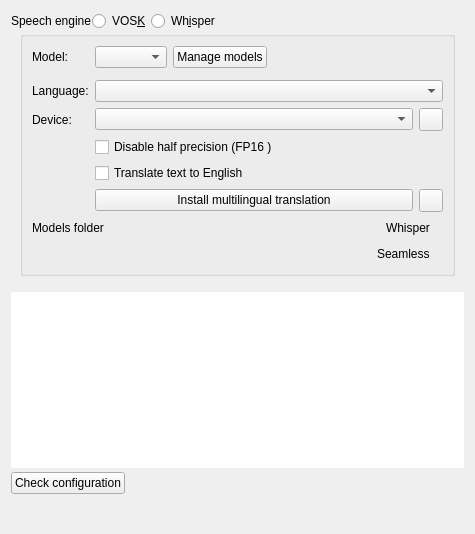
The window that src/ui/configspeech_ui.ui (KDE/kdenlive) describes before a commit, drawn with Qt 5.
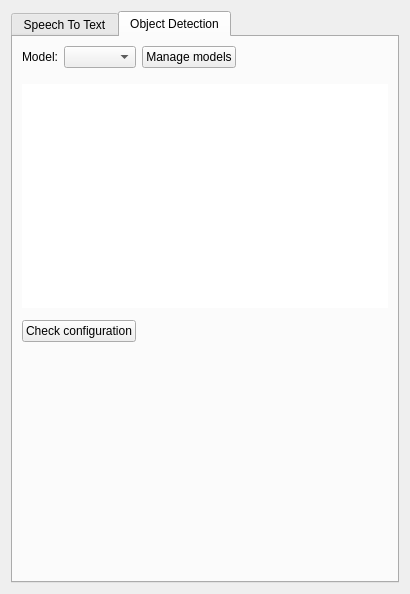
The same window after the commit. The open tabs and pages were chosen to show the change. Icons and pictures are not drawn. Custom widgets are drawn as their Qt base class.

Commit message: Add config page for SAM

```diff
--- a/src/ui/configspeech_ui.ui
+++ b/src/ui/configspeech_ui.ui
@@ -10,8 +10,8 @@
    <rect>
     <x>0</x>
     <y>0</y>
-    <width>475</width>
-    <height>534</height>
+    <width>410</width>
+    <height>594</height>
    </rect>
   </property>
   <property name="sizePolicy">
@@ -20,6 +20,16 @@
     <verstretch>0</verstretch>
    </sizepolicy>
   </property>
+  <layout class="QGridLayout" name="gridLayout_3">
+   <item row="0" column="0">
+    <widget class="QTabWidget" name="tabWidget">
+     <property name="currentIndex">
+      <number>0</number>
+     </property>
+     <widget class="QWidget" name="tab">
+      <attribute name="title">
+       <string>Speech To Text</string>
+      </attribute>
   <layout class="QGridLayout" name="gridLayout_2">
    <property name="spacing">
     <number>0</number>
@@ -214,6 +224,18 @@
           <bool>true</bool>
          </property>
          <layout class="QFormLayout" name="formLayout">
+              <property name="leftMargin">
+               <number>0</number>
+              </property>
+              <property name="topMargin">
+               <number>0</number>
+              </property>
+              <property name="rightMargin">
+               <number>0</number>
+              </property>
+              <property name="bottomMargin">
+               <number>0</number>
+              </property>
           <item row="0" column="0">
            <widget class="QLabel" name="label_3">
             <property name="text">
@@ -390,7 +412,46 @@
      </widget>
     </widget>
    </item>
-   <item row="5" column="0">
+       <item row="2" column="0" colspan="2">
+        <widget class="QPlainTextEdit" name="script_log">
+         <property name="frameShape">
+          <enum>QFrame::Shape::NoFrame</enum>
+         </property>
+         <property name="undoRedoEnabled">
+          <bool>false</bool>
+         </property>
+         <property name="readOnly">
+          <bool>true</bool>
+         </property>
+        </widget>
+       </item>
+       <item row="3" column="0">
+        <widget class="QPushButton" name="check_config">
+         <property name="toolTip">
+          <string>Check speech engine installation</string>
+         </property>
+         <property name="text">
+          <string>Check configuration</string>
+         </property>
+         <property name="icon">
+          <iconset theme="view-refresh"/>
+         </property>
+        </widget>
+       </item>
+       <item row="3" column="1">
+        <spacer name="horizontalSpacer">
+         <property name="orientation">
+          <enum>Qt::Orientation::Horizontal</enum>
+         </property>
+         <property name="sizeHint" stdset="0">
+          <size>
+           <width>280</width>
+           <height>31</height>
+          </size>
+         </property>
+        </spacer>
+       </item>
+       <item row="4" column="0">
     <spacer name="verticalSpacer">
      <property name="sizePolicy">
       <sizepolicy hsizetype="Minimum" vsizetype="Expanding">
@@ -409,21 +470,68 @@
      </property>
     </spacer>
    </item>
+      </layout>
+     </widget>
+     <widget class="QWidget" name="tab_2">
+      <attribute name="title">
+       <string>Object Detection</string>
+      </attribute>
+      <layout class="QGridLayout" name="gridLayout_4">
+       <item row="0" column="0">
+        <widget class="QLabel" name="label_6">
+         <property name="text">
+          <string>Model:</string>
+         </property>
+        </widget>
+       </item>
+       <item row="0" column="1">
+        <widget class="QComboBox" name="combo_sam_model"/>
+       </item>
+       <item row="0" column="2">
+        <widget class="QPushButton" name="downloadSamButton">
+         <property name="text">
+          <string>Manage models</string>
+         </property>
+        </widget>
+       </item>
+       <item row="0" column="3">
+        <spacer name="horizontalSpacer_7">
+         <property name="orientation">
+          <enum>Qt::Orientation::Horizontal</enum>
+         </property>
+         <property name="sizeHint" stdset="0">
+          <size>
+           <width>39</width>
+           <height>20</height>
+          </size>
+         </property>
+        </spacer>
+       </item>
+       <item row="1" column="0" colspan="4">
+        <layout class="QVBoxLayout" name="message_layout_sam">
+         <property name="spacing">
+          <number>0</number>
+         </property>
+         <property name="topMargin">
+          <number>10</number>
+         </property>
+        </layout>
+       </item>
+       <item row="2" column="0" colspan="4">
+        <widget class="QPlainTextEdit" name="script_log_sam">
+         <property name="frameShape">
+          <enum>QFrame::Shape::NoFrame</enum>
+         </property>
+         <property name="undoRedoEnabled">
+          <bool>false</bool>
+         </property>
+         <property name="readOnly">
+          <bool>true</bool>
+         </property>
+        </widget>
+       </item>
    <item row="3" column="0" colspan="2">
-    <widget class="QPlainTextEdit" name="script_log">
-     <property name="frameShape">
-      <enum>QFrame::Shape::NoFrame</enum>
-     </property>
-     <property name="undoRedoEnabled">
-      <bool>false</bool>
-     </property>
-     <property name="readOnly">
-      <bool>true</bool>
-     </property>
-    </widget>
-   </item>
-   <item row="4" column="0">
-    <widget class="QPushButton" name="check_config">
+        <widget class="QPushButton" name="check_config_sam">
      <property name="toolTip">
       <string>Check speech engine installation</string>
      </property>
@@ -433,6 +541,36 @@
      <property name="icon">
       <iconset theme="view-refresh"/>
      </property>
+        </widget>
+       </item>
+       <item row="4" column="1">
+        <spacer name="verticalSpacer_2">
+         <property name="orientation">
+          <enum>Qt::Orientation::Vertical</enum>
+         </property>
+         <property name="sizeHint" stdset="0">
+          <size>
+           <width>20</width>
+           <height>209</height>
+          </size>
+         </property>
+        </spacer>
+       </item>
+       <item row="3" column="2" colspan="2">
+        <spacer name="horizontalSpacer_8">
+         <property name="orientation">
+          <enum>Qt::Orientation::Horizontal</enum>
+         </property>
+         <property name="sizeHint" stdset="0">
+          <size>
+           <width>183</width>
+           <height>35</height>
+          </size>
+         </property>
+        </spacer>
+       </item>
+      </layout>
+     </widget>
     </widget>
    </item>
   </layout>
```
Left out of the diff: 25 changed lines with no effect on the pictures. Lines whose indentation alone changed are shown as unchanged. The commit also changes 16 other files.
